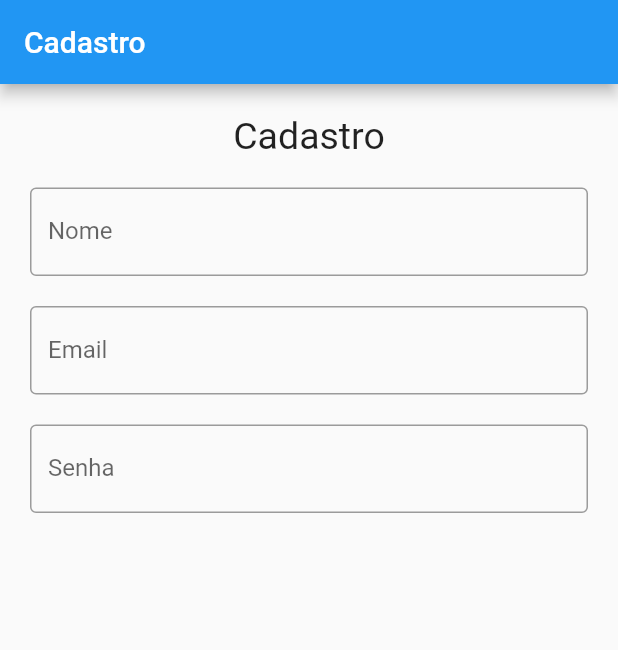
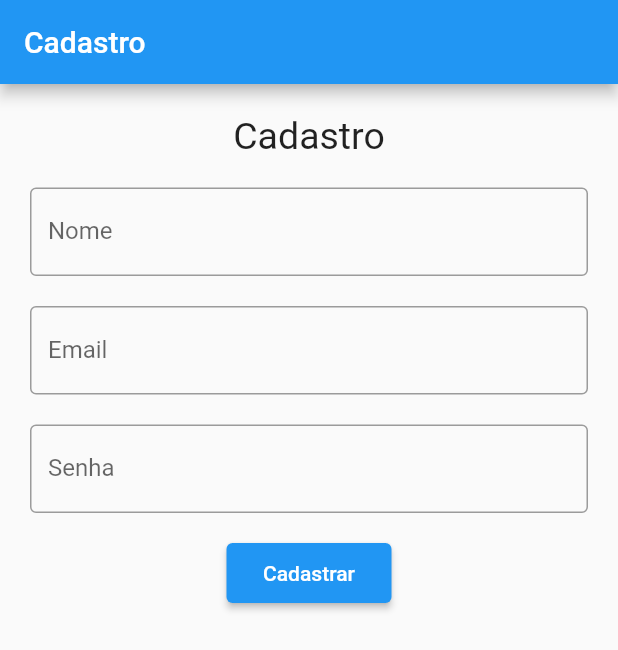
Before and after one commit to Nicolas734/crudFlutter, a Flutter app: the screen it shows after launch, on a phone screen of 412 x 824 dp. Shown: the top 650 px of the screen. Run offline on Flutter 3.47's test engine with Material 2 defaults, Android fonts, the phone set to English and light mode, and no system bars.

Commit message:
criado componente de botão e finalizado tela de cadastro

```diff
--- /dev/null
+++ b/lib/components/button_custom.dart
@@ -0,0 +1,35 @@
+import 'package:flutter/material.dart';
+
+class ButtomCustom extends StatefulWidget {
+  final String title;
+  final VoidCallback function;
+  final double width;
+  final double height;
+  final Color color;
+
+  const ButtomCustom(
+      {super.key,
+      required this.title,
+      required this.function,
+      this.width = 110,
+      this.height = 40,
+      this.color = Colors.blue});
+
+  @override
+  _ButtonCustom createState() => _ButtonCustom();
+}
+
+class _ButtonCustom extends State<ButtomCustom> {
+  @override
+  Widget build(BuildContext context) {
+    return SizedBox(
+        width: widget.width,
+        height: widget.height,
+        child: ElevatedButton(
+            style: ElevatedButton.styleFrom(
+              backgroundColor: widget.color,
+            ),
+            onPressed: widget.function,
+            child: Text(widget.title)));
+  }
+}
--- a/lib/pages/cadastro.dart
+++ b/lib/pages/cadastro.dart
@@ -1,4 +1,5 @@
 import 'package:atv_crud_flutter/components/input_field_custom.dart';
+import 'package:atv_crud_flutter/components/button_custom.dart';
 import 'package:flutter/material.dart';
 
 class Cadastro extends StatefulWidget {
@@ -35,14 +36,14 @@ class _Cadastro extends State<Cadastro> {
             ),
             Column(
               children: [
-
-                SizedBox(height: 20, width: 20),
+                const SizedBox(height: 20, width: 20),
                 InputFieldCustom(title: "Nome", controller: _nome),
-                SizedBox(height: 20, width: 20),
+                const SizedBox(height: 20, width: 20),
                 InputFieldCustom(title: "Email", controller: _email),
-                SizedBox(height: 20, width: 20),
+                const SizedBox(height: 20, width: 20),
                 InputFieldCustom(title: "Senha", controller: _senha),
-                SizedBox(height: 20, width: 20),
+                const SizedBox(height: 20, width: 20),
+                ButtomCustom(function: () => print("pressionar"), title: "Cadastrar",)
               ],
             )
           ],
```
Also changed, not shown: lib/pages/login.dart (added).
